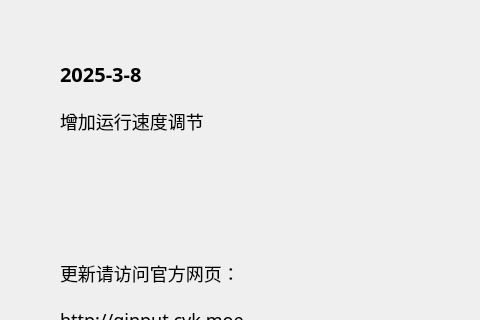
Above: source/ui/AboutUi.ui from ChiyukiGana/Quickinput before the change; both pictures show x 0 to 480 and y 0 to 320 of the 640 by 440 pixel window. Below: the same form after it.
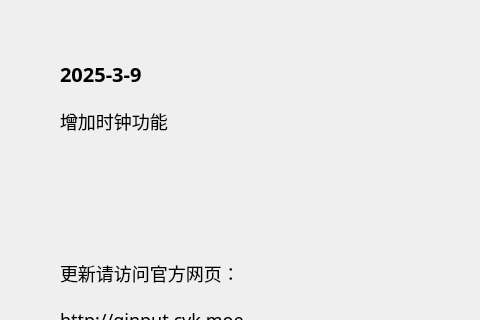
That is the form after the change.

The edit to the form file:
```diff
--- a/source/ui/AboutUi.ui
+++ b/source/ui/AboutUi.ui
@@ -88,7 +88,7 @@
          <string notr="true">font-size:20px</string>
         </property>
         <property name="text">
-         <string>2025-3-8</string>
+         <string>2025-3-9</string>
         </property>
         <property name="textFormat">
          <enum>Qt::PlainText</enum>
@@ -104,7 +104,7 @@
          </sizepolicy>
         </property>
         <property name="text">
-         <string>增加运行速度调节</string>
+         <string>增加时钟功能</string>
         </property>
         <property name="textFormat">
          <enum>Qt::PlainText</enum>
```
